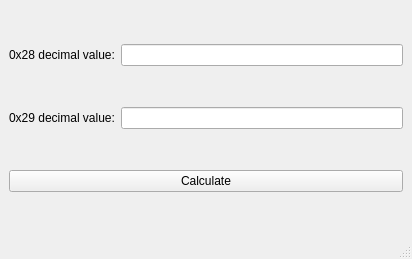
First picture: the form in magnetometer.ui, repository 997volt/magnetometer, before the edit.
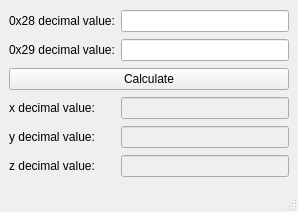
Second picture: the form after the edit.

Commit message: add xyz calculations from registry

The edit to the form file:
```diff
--- a/magnetometer.ui
+++ b/magnetometer.ui
@@ -6,8 +6,8 @@
    <rect>
     <x>0</x>
     <y>0</y>
-    <width>412</width>
-    <height>259</height>
+    <width>298</width>
+    <height>212</height>
    </rect>
   </property>
   <property name="windowTitle">
@@ -28,13 +28,6 @@
     <item row="0" column="1">
      <widget class="QLineEdit" name="x28_input_lineEdit"/>
     </item>
-    <item row="0" column="0">
-     <widget class="QLabel" name="x28_label">
-      <property name="text">
-       <string>0x28 decimal value:</string>
-      </property>
-     </widget>
-    </item>
     <item row="2" column="0" colspan="2">
      <widget class="QPushButton" name="calculate_pushButton">
       <property name="text">
@@ -42,6 +35,55 @@
       </property>
      </widget>
     </item>
+    <item row="0" column="0">
+     <widget class="QLabel" name="x28_label">
+      <property name="text">
+       <string>0x28 decimal value:</string>
+      </property>
+     </widget>
+    </item>
+    <item row="3" column="1">
+     <widget class="QLineEdit" name="x_lineEdit">
+      <property name="enabled">
+       <bool>false</bool>
+      </property>
+     </widget>
+    </item>
+    <item row="4" column="1">
+     <widget class="QLineEdit" name="y_lineEdit">
+      <property name="enabled">
+       <bool>false</bool>
+      </property>
+     </widget>
+    </item>
+    <item row="5" column="1">
+     <widget class="QLineEdit" name="z_lineEdit">
+      <property name="enabled">
+       <bool>false</bool>
+      </property>
+     </widget>
+    </item>
+    <item row="3" column="0">
+     <widget class="QLabel" name="x_label">
+      <property name="text">
+       <string>x decimal value:</string>
+      </property>
+     </widget>
+    </item>
+    <item row="4" column="0">
+     <widget class="QLabel" name="y_label">
+      <property name="text">
+       <string>y decimal value:</string>
+      </property>
+     </widget>
+    </item>
+    <item row="5" column="0">
+     <widget class="QLabel" name="z_label">
+      <property name="text">
+       <string>z decimal value:</string>
+      </property>
+     </widget>
+    </item>
    </layout>
   </widget>
   <widget class="QMenuBar" name="menubar">
@@ -49,7 +91,7 @@
     <rect>
      <x>0</x>
      <y>0</y>
-     <width>412</width>
+     <width>298</width>
      <height>21</height>
     </rect>
    </property>
```
The commit also changes 2 other files.
